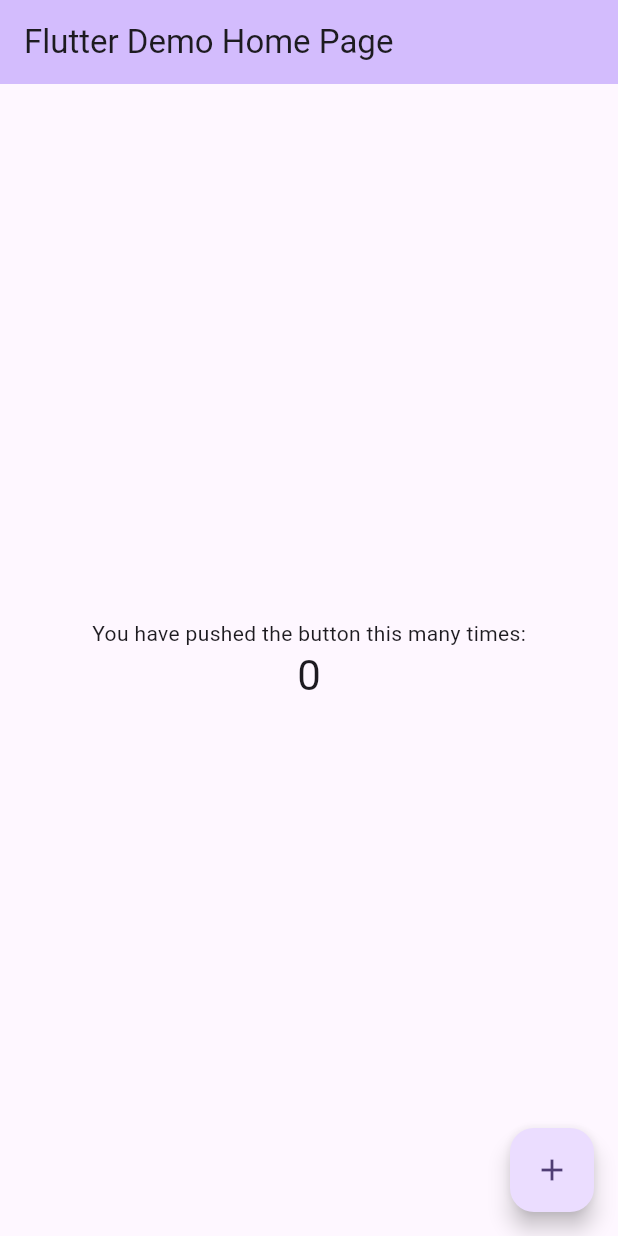
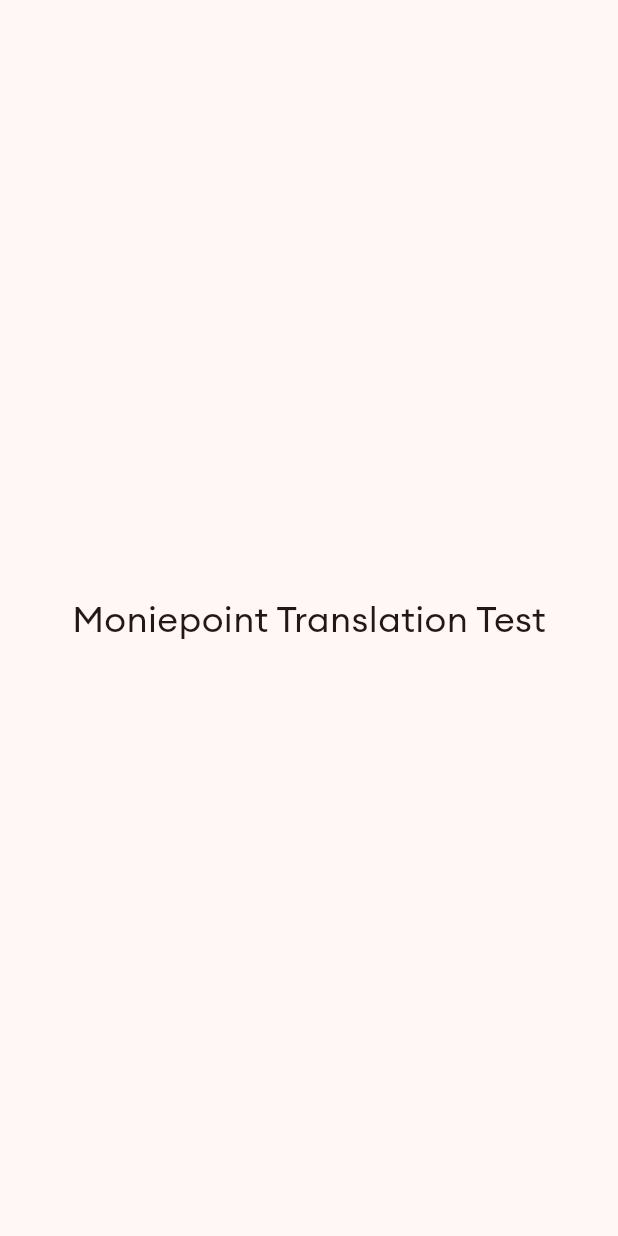
Before and after one commit to AchizuePriscilla/design-translation-task, a Flutter app: the screen it shows after launch, on a phone screen of 412 x 824 dp. Run offline on Flutter 3.47's test engine with Material 3 defaults, Android fonts, the phone set to English and light mode, and no system bars.

Commit message:
Chore: Add custom font

```diff
--- /dev/null
+++ b/lib/home_page.dart
@@ -0,0 +1,24 @@
+import 'package:flutter/material.dart';
+
+class HomePage extends StatefulWidget {
+  const HomePage({super.key});
+
+  @override
+  State<HomePage> createState() => _HomePageState();
+}
+
+class _HomePageState extends State<HomePage> {
+  @override
+  Widget build(BuildContext context) {
+    return const Scaffold(
+      body: Center(
+        child: Text(
+          'Moniepoint Translation Test',
+          style: TextStyle(
+            fontSize: 24,
+          ),
+        ),
+      ),
+    );
+  }
+}
--- a/lib/main.dart
+++ b/lib/main.dart
@@ -1,125 +1,23 @@
+import 'package:design_task/home_page.dart';
 import 'package:flutter/material.dart';
 
 void main() {
-  runApp(const MyApp());
+  runApp(const TranslationTestApp());
 }
 
-class MyApp extends StatelessWidget {
-  const MyApp({super.key});
-
-  // This widget is the root of your application.
+class TranslationTestApp extends StatelessWidget {
+  const TranslationTestApp({super.key});
   @override
   Widget build(BuildContext context) {
     return MaterialApp(
-      title: 'Flutter Demo',
+      title: 'Moniepoint Translation Test',
+      debugShowCheckedModeBanner: false,
       theme: ThemeData(
-        // This is the theme of your application.
-        //
-        // TRY THIS: Try running your application with "flutter run". You'll see
-        // the application has a purple toolbar. Then, without quitting the app,
-        // try changing the seedColor in the colorScheme below to Colors.green
-        // and then invoke "hot reload" (save your changes or press the "hot
-        // reload" button in a Flutter-supported IDE, or press "r" if you used
-        // the command line to start the app).
-        //
-        // Notice that the counter didn't reset back to zero; the application
-        // state is not lost during the reload. To reset the state, use hot
-        // restart instead.
-        //
-        // This works for code too, not just values: Most code changes can be
-        // tested with just a hot reload.
-        colorScheme: ColorScheme.fromSeed(seedColor: Colors.deepPurple),
+        fontFamily: 'Euclid',
+        colorScheme: ColorScheme.fromSeed(seedColor: Color(0xffaf957e)),
         useMaterial3: true,
       ),
-      home: const MyHomePage(title: 'Flutter Demo Home Page'),
+      home: const HomePage(),
     );
   }
 }
-
-class MyHomePage extends StatefulWidget {
-  const MyHomePage({super.key, required this.title});
-
-  // This widget is the home page of your application. It is stateful, meaning
-  // that it has a State object (defined below) that contains fields that affect
-  // how it looks.
-
-  // This class is the configuration for the state. It holds the values (in this
-  // case the title) provided by the parent (in this case the App widget) and
-  // used by the build method of the State. Fields in a Widget subclass are
-  // always marked "final".
-
-  final String title;
-
-  @override
-  State<MyHomePage> createState() => _MyHomePageState();
-}
-
-class _MyHomePageState extends State<MyHomePage> {
-  int _counter = 0;
-
-  void _incrementCounter() {
-    setState(() {
-      // This call to setState tells the Flutter framework that something has
-      // changed in this State, which causes it to rerun the build method below
-      // so that the display can reflect the updated values. If we changed
-      // _counter without calling setState(), then the build method would not be
-      // called again, and so nothing would appear to happen.
-      _counter++;
-    });
-  }
-
-  @override
-  Widget build(BuildContext context) {
-    // This method is rerun every time setState is called, for instance as done
-    // by the _incrementCounter method above.
-    //
-    // The Flutter framework has been optimized to make rerunning build methods
-    // fast, so that you can just rebuild anything that needs updating rather
-    // than having to individually change instances of widgets.
-    return Scaffold(
-      appBar: AppBar(
-        // TRY THIS: Try changing the color here to a specific color (to
-        // Colors.amber, perhaps?) and trigger a hot reload to see the AppBar
-        // change color while the other colors stay the same.
-        backgroundColor: Theme.of(context).colorScheme.inversePrimary,
-        // Here we take the value from the MyHomePage object that was created by
-        // the App.build method, and use it to set our appbar title.
-        title: Text(widget.title),
-      ),
-      body: Center(
-        // Center is a layout widget. It takes a single child and positions it
-        // in the middle of the parent.
-        child: Column(
-          // Column is also a layout widget. It takes a list of children and
-          // arranges them vertically. By default, it sizes itself to fit its
-          // children horizontally, and tries to be as tall as its parent.
-          //
-          // Column has various properties to control how it sizes itself and
-          // how it positions its children. Here we use mainAxisAlignment to
-          // center the children vertically; the main axis here is the vertical
-          // axis because Columns are vertical (the cross axis would be
-          // horizontal).
-          //
-          // TRY THIS: Invoke "debug painting" (choose the "Toggle Debug Paint"
-          // action in the IDE, or press "p" in the console), to see the
-          // wireframe for each widget.
-          mainAxisAlignment: MainAxisAlignment.center,
-          children: <Widget>[
-            const Text(
-              'You have pushed the button this many times:',
-            ),
-            Text(
-              '$_counter',
-              style: Theme.of(context).textTheme.headlineMedium,
-            ),
-          ],
-        ),
-      ),
-      floatingActionButton: FloatingActionButton(
-        onPressed: _incrementCounter,
-        tooltip: 'Increment',
-        child: const Icon(Icons.add),
-      ), // This trailing comma makes auto-formatting nicer for build methods.
-    );
-  }
-}
```
Also changed, not shown: pubspec.yaml (+6 -6 lines), assets/fonts/Euclid-Circular-Bold.ttf (added), assets/fonts/Euclid-Circular-Regular.ttf (added).
